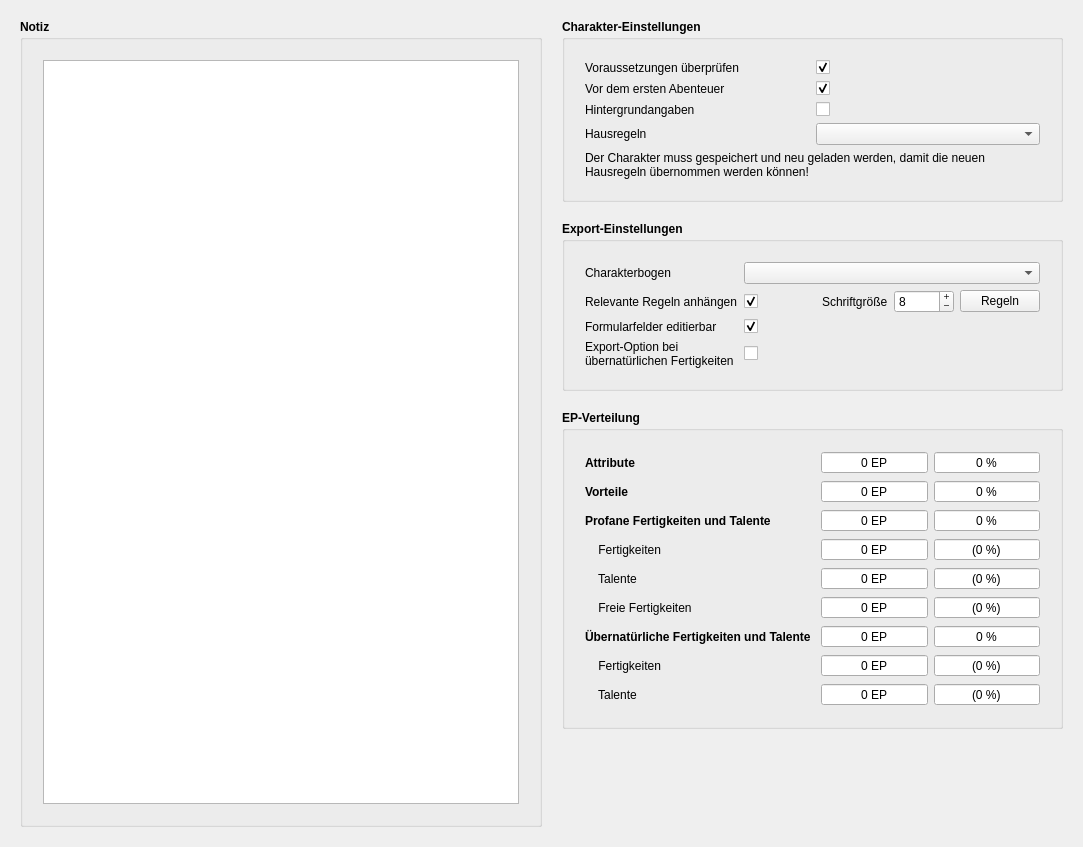
Before: the Qt Designer form designer/CharakterInfo.ui in brzGatsu/Taverne, drawn with Qt 5.
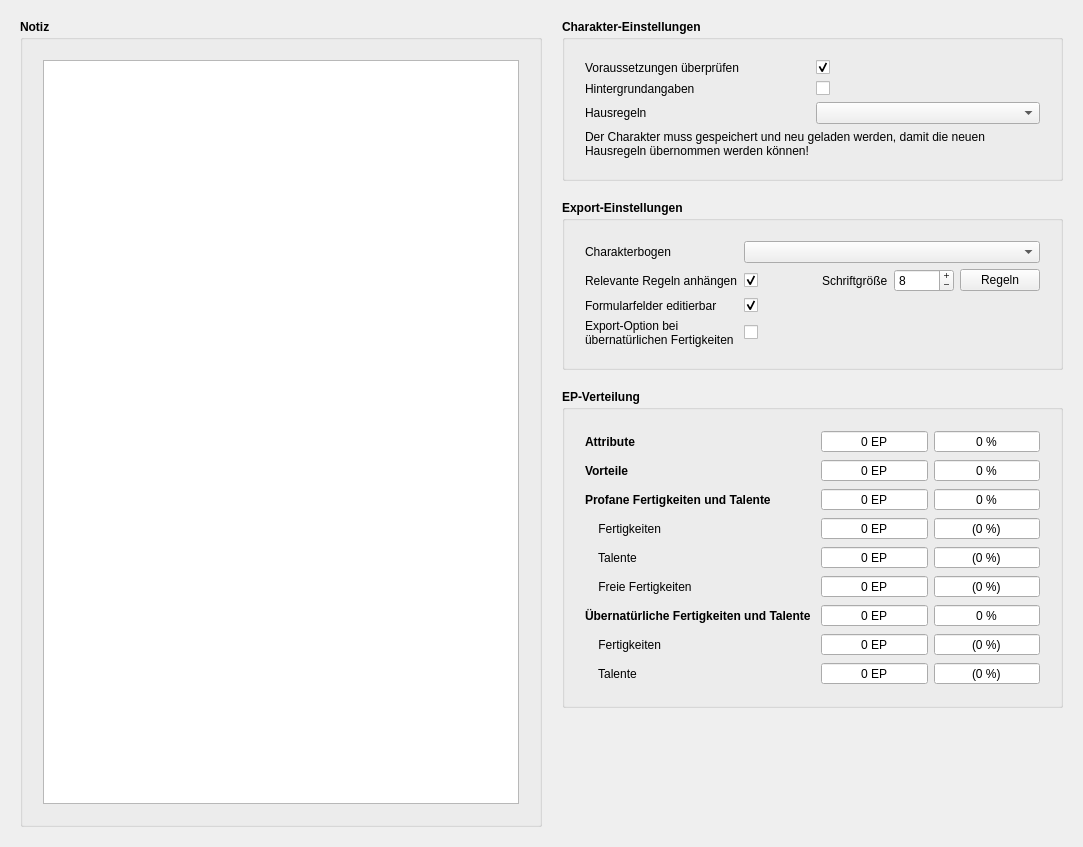
After: the same form once the commit is applied.

Commit message: remove status and finanzen

What changed in the file:
```diff
--- a/designer/CharakterInfo.ui
+++ b/designer/CharakterInfo.ui
@@ -165,44 +165,7 @@
             <property name="bottomMargin">
              <number>20</number>
             </property>
-            <item row="2" column="1">
-             <widget class="QCheckBox" name="checkDetails">
-              <property name="toolTip">
-               <string>&lt;html&gt;&lt;head/&gt;&lt;body&gt;&lt;p&gt;Wenn diese Option aktiviert ist, wird ein weiterer Tab &amp;quot;Hintergrund&amp;quot; angezeigt, in welchem du eine ausführliche Beschreibung des Charakters vornehmen kannst. Dafür wird in Beschreibungs-Tab die Kurzbeschreibung nicht mehr angezeigt.&lt;/p&gt;&lt;p&gt;Allerdings hat beispielsweise der Standard-Charakterbogen keine Formularfelder für diese Daten - deshalb ist diese Option standardmäßig deaktiviert.&lt;/p&gt;&lt;/body&gt;&lt;/html&gt;</string>
-              </property>
-              <property name="text">
-               <string/>
-              </property>
-             </widget>
-            </item>
-            <item row="6" column="0">
-             <widget class="QLabel" name="labelHausregeln">
-              <property name="text">
-               <string>Hausregeln</string>
-              </property>
-             </widget>
-            </item>
-            <item row="2" column="0">
-             <widget class="QLabel" name="labelDetails">
-              <property name="text">
-               <string>Hintergrundangaben</string>
-              </property>
-             </widget>
-            </item>
-            <item row="0" column="1">
-             <widget class="QCheckBox" name="checkReq">
-              <property name="toolTip">
-               <string>&lt;html&gt;&lt;head/&gt;&lt;body&gt;&lt;p&gt;Falls abgewählt, werden sämtliche Voraussetzungsprüfungen für Vorteile, übernatürliche Fertigkeiten usw. deaktiviert. Sämtliche währenddessen getätigte Käufe bleiben bestehen, selbst wenn du die Voraussetzungsprüfungen wieder aktivierst.&lt;/p&gt;&lt;/body&gt;&lt;/html&gt;</string>
-              </property>
-              <property name="text">
-               <string/>
-              </property>
-              <property name="checked">
-               <bool>true</bool>
-              </property>
-             </widget>
-            </item>
-            <item row="15" column="0" colspan="2">
+            <item row="14" column="0" colspan="2">
              <widget class="QLabel" name="labelReload">
               <property name="text">
                <string>Der Charakter muss gespeichert und neu geladen werden, damit die neuen Hausregeln übernommen werden können!</string>
@@ -218,6 +181,33 @@
               </property>
              </widget>
             </item>
+            <item row="5" column="1">
+             <widget class="QComboBox" name="comboHausregeln">
+              <property name="toolTip">
+               <string>&lt;html&gt;&lt;head/&gt;&lt;body&gt;&lt;p&gt;Hier erscheinen alle Hausregeldatenbanken in deinem Regel-Pfad.&lt;/p&gt;&lt;/body&gt;&lt;/html&gt;</string>
+              </property>
+             </widget>
+            </item>
+            <item row="0" column="1">
+             <widget class="QCheckBox" name="checkReq">
+              <property name="toolTip">
+               <string>&lt;html&gt;&lt;head/&gt;&lt;body&gt;&lt;p&gt;Falls abgewählt, werden sämtliche Voraussetzungsprüfungen für Vorteile, übernatürliche Fertigkeiten usw. deaktiviert. Sämtliche währenddessen getätigte Käufe bleiben bestehen, selbst wenn du die Voraussetzungsprüfungen wieder aktivierst.&lt;/p&gt;&lt;/body&gt;&lt;/html&gt;</string>
+              </property>
+              <property name="text">
+               <string/>
+              </property>
+              <property name="checked">
+               <bool>true</bool>
+              </property>
+             </widget>
+            </item>
+            <item row="1" column="0">
+             <widget class="QLabel" name="labelDetails">
+              <property name="text">
+               <string>Hintergrundangaben</string>
+              </property>
+             </widget>
+            </item>
             <item row="0" column="0">
              <widget class="QLabel" name="labelReq">
               <property name="text">
@@ -225,30 +215,20 @@
               </property>
              </widget>
             </item>
-            <item row="6" column="1">
-             <widget class="QComboBox" name="comboHausregeln">
-              <property name="toolTip">
-               <string>&lt;html&gt;&lt;head/&gt;&lt;body&gt;&lt;p&gt;Hier erscheinen alle Hausregeldatenbanken in deinem Regel-Pfad.&lt;/p&gt;&lt;/body&gt;&lt;/html&gt;</string>
+            <item row="5" column="0">
+             <widget class="QLabel" name="labelHausregeln">
+              <property name="text">
+               <string>Hausregeln</string>
               </property>
              </widget>
             </item>
             <item row="1" column="1">
-             <widget class="QCheckBox" name="checkFinanzen">
+             <widget class="QCheckBox" name="checkDetails">
               <property name="toolTip">
                <string>&lt;html&gt;&lt;head/&gt;&lt;body&gt;&lt;p&gt;Die Finanzen spielen nur bei einem neuen Charakter eine Rolle und können nach dem ersten Abenteuer ausgeblendet werden. Auch die aktuellen Schicksalspunkte werden dann nicht mehr ausgegeben, da diese ab dem ersten Abenteuer händisch verwaltet werden.&lt;/p&gt;&lt;/body&gt;&lt;/html&gt;</string>
               </property>
               <property name="text">
                <string/>
-              </property>
-              <property name="checked">
-               <bool>true</bool>
-              </property>
-             </widget>
-            </item>
-            <item row="1" column="0">
-             <widget class="QLabel" name="labelFinanzen">
-              <property name="text">
-               <string>Vor dem ersten Abenteuer</string>
               </property>
              </widget>
             </item>
```
Left out of the diff: 2 changed lines with no effect on the pictures. The commit also changes 6 other files.
